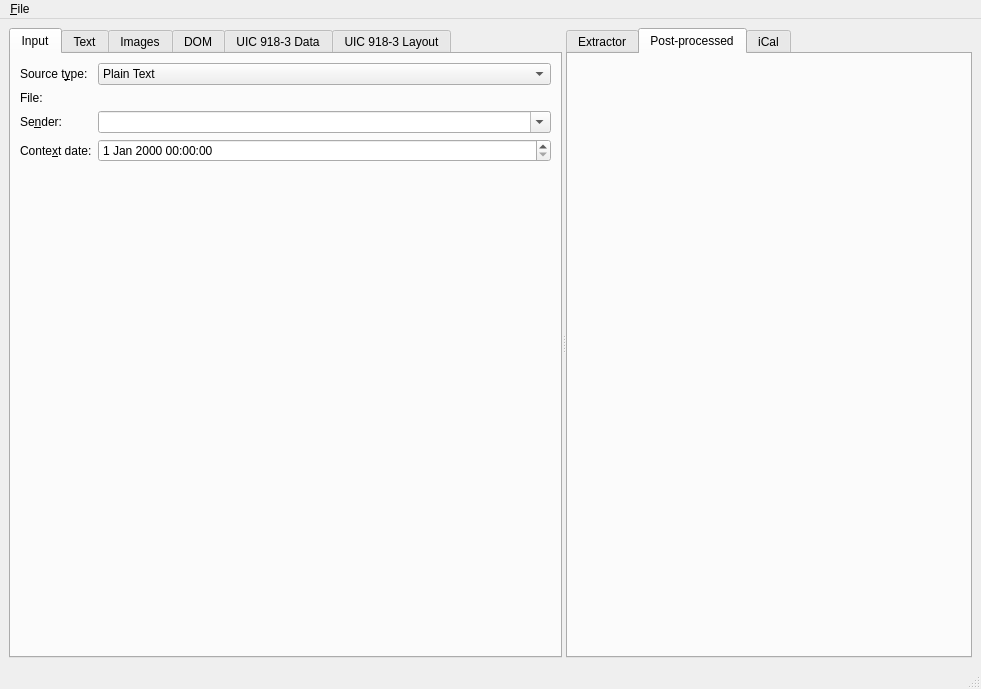
First picture: the form in src/mainwindow.ui, repository KDE/kitinerary-workbench, before the edit.
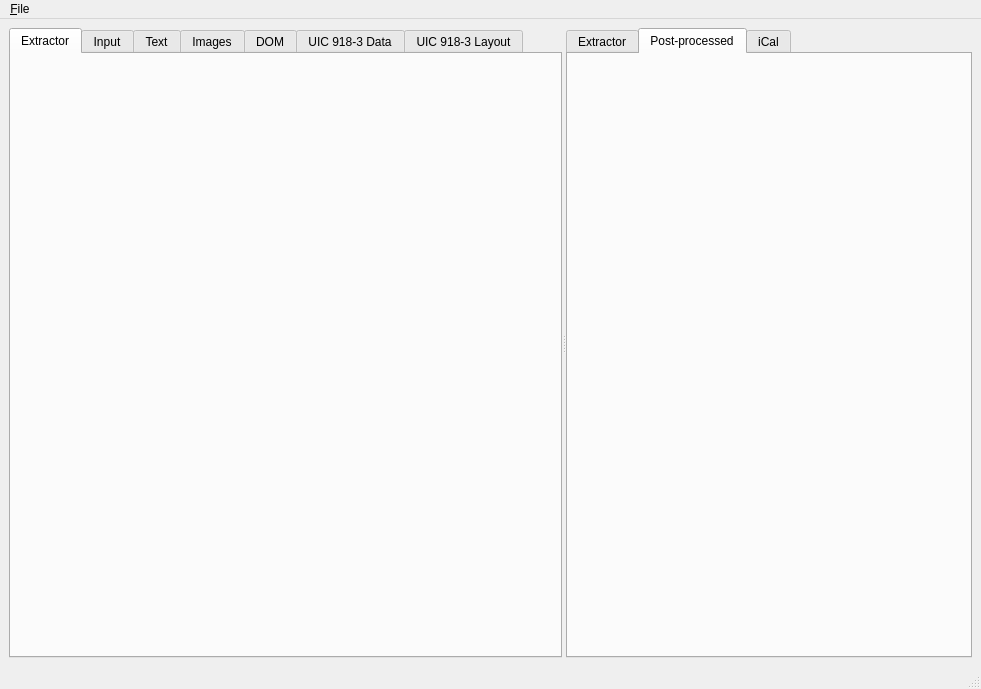
Second picture: the form after the edit. The open tabs and pages were chosen to show the change. Icons and pictures are not drawn. Custom widgets are drawn as their Qt base class.

Commit message: Add tab to edit the extractor scripts

```diff
--- a/src/mainwindow.ui
+++ b/src/mainwindow.ui
@@ -27,6 +27,16 @@
        <property name="currentIndex">
         <number>0</number>
        </property>
+       <widget class="QWidget" name="extractorTab">
+        <attribute name="title">
+         <string>Extractor</string>
+        </attribute>
+        <layout class="QVBoxLayout" name="verticalLayout_7">
+         <item>
+          <widget class="ExtractorEditorWidget" name="extractorWidget" native="true"/>
+         </item>
+        </layout>
+       </widget>
        <widget class="QWidget" name="sourceTab">
         <attribute name="title">
          <string>Input</string>
@@ -322,6 +332,12 @@
    <header location="global">KUrlRequester</header>
    <container>1</container>
   </customwidget>
+  <customwidget>
+   <class>ExtractorEditorWidget</class>
+   <extends>QWidget</extends>
+   <header>extractoreditorwidget.h</header>
+   <container>1</container>
+  </customwidget>
  </customwidgets>
  <resources/>
  <connections/>
```
Left out of the diff: 2 changed lines with no effect on the pictures. The commit also changes 6 other files.
